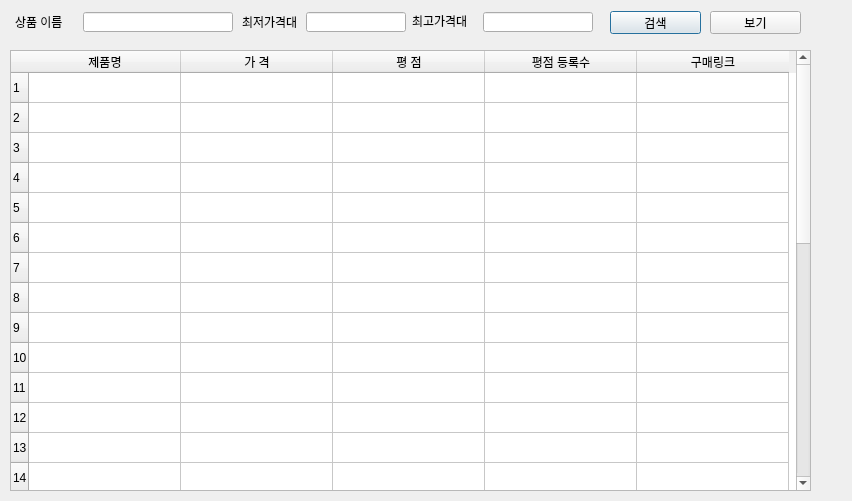
This is python/TeamProject/dialog2.ui in KWEONSEUNGYEON/210915_Kdigital_study as Qt 5 draws it before an edit. The edited form follows.
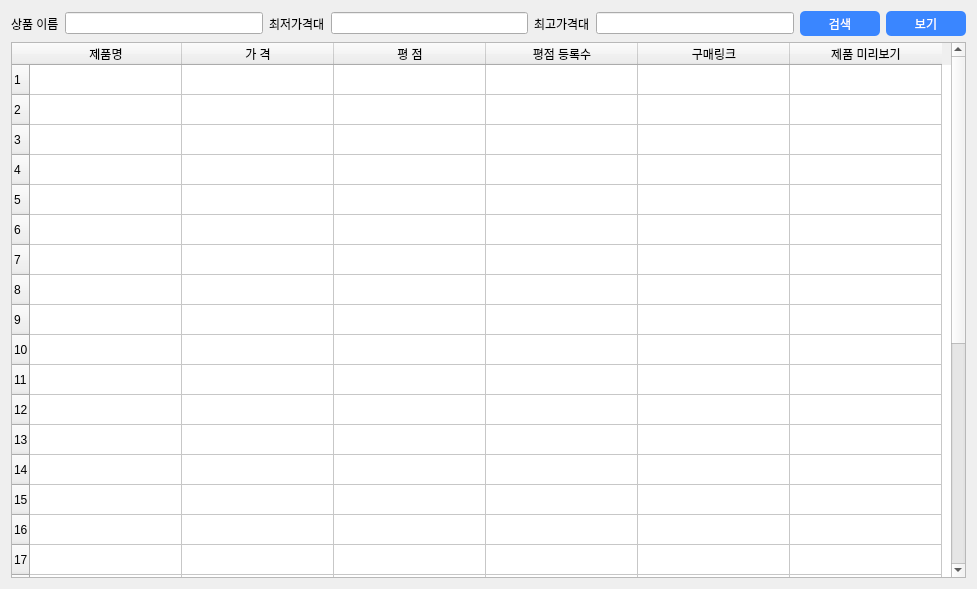
This is the edited form. Icons and pictures are not drawn.

```diff
--- a/python/TeamProject/dialog2.ui
+++ b/python/TeamProject/dialog2.ui
@@ -6,92 +6,99 @@
    <rect>
     <x>0</x>
     <y>0</y>
-    <width>852</width>
-    <height>501</height>
+    <width>977</width>
+    <height>589</height>
    </rect>
   </property>
+  <property name="minimumSize">
+   <size>
+    <width>840</width>
+    <height>585</height>
+   </size>
+  </property>
   <property name="windowTitle">
    <string>Dialog</string>
   </property>
+  <property name="styleSheet">
+   <string notr="true">QPushButton{
+	color: white;
+	background-color: rgb(58, 134, 255);
+	border-radius: 5px;
+}
+#Dialog{
+	background:url(&quot;D:/Python_practice/Uitest/배경2.jpg&quot;)
+}</string>
+  </property>
+  <layout class="QGridLayout" name="gridLayout">
+   <item row="0" column="0">
   <widget class="QLabel" name="label">
-   <property name="geometry">
-    <rect>
-     <x>15</x>
-     <y>12</y>
-     <width>71</width>
-     <height>20</height>
-    </rect>
-   </property>
    <property name="text">
     <string>상품 이름</string>
    </property>
   </widget>
+   </item>
+   <item row="0" column="1">
+    <widget class="QLineEdit" name="lineEdit"/>
+   </item>
+   <item row="0" column="2">
   <widget class="QLabel" name="label_2">
-   <property name="geometry">
-    <rect>
-     <x>242</x>
-     <y>12</y>
-     <width>60</width>
-     <height>20</height>
-    </rect>
-   </property>
    <property name="text">
     <string>최저가격대</string>
    </property>
   </widget>
+   </item>
+   <item row="0" column="3">
+    <widget class="QLineEdit" name="lineEdit_2"/>
+   </item>
+   <item row="0" column="4">
   <widget class="QLabel" name="label_3">
-   <property name="geometry">
-    <rect>
-     <x>412</x>
-     <y>11</y>
-     <width>60</width>
-     <height>20</height>
-    </rect>
-   </property>
    <property name="text">
     <string>최고가격대</string>
    </property>
   </widget>
+   </item>
+   <item row="0" column="5">
+    <widget class="QLineEdit" name="lineEdit_3"/>
+   </item>
+   <item row="0" column="6">
   <widget class="QPushButton" name="pushButton">
-   <property name="geometry">
-    <rect>
-     <x>610</x>
-     <y>11</y>
-     <width>91</width>
-     <height>23</height>
-    </rect>
+     <property name="sizePolicy">
+      <sizepolicy hsizetype="Minimum" vsizetype="Fixed">
+       <horstretch>0</horstretch>
+       <verstretch>0</verstretch>
+      </sizepolicy>
+     </property>
+     <property name="minimumSize">
+      <size>
+       <width>80</width>
+       <height>25</height>
+      </size>
    </property>
    <property name="text">
     <string>검색</string>
    </property>
   </widget>
+   </item>
+   <item row="0" column="7">
   <widget class="QPushButton" name="pushButton_2">
-   <property name="geometry">
-    <rect>
-     <x>710</x>
-     <y>11</y>
-     <width>91</width>
-     <height>23</height>
-    </rect>
+     <property name="minimumSize">
+      <size>
+       <width>80</width>
+       <height>25</height>
+      </size>
    </property>
    <property name="text">
     <string>보기</string>
    </property>
   </widget>
+   </item>
+   <item row="1" column="0" colspan="8">
   <widget class="QTableWidget" name="tableWidget">
-   <property name="geometry">
-    <rect>
-     <x>10</x>
-     <y>50</y>
-     <width>801</width>
-     <height>441</height>
-    </rect>
-   </property>
    <property name="rowCount">
     <number>30</number>
    </property>
    <property name="columnCount">
-    <number>5</number>
+      <number>6</number>
    </property>
    <attribute name="horizontalHeaderDefaultSectionSize">
     <number>152</number>
@@ -160,37 +167,14 @@
      <string>구매링크</string>
     </property>
    </column>
-  </widget>
-  <widget class="QLineEdit" name="lineEdit">
-   <property name="geometry">
-    <rect>
-     <x>83</x>
-     <y>12</y>
-     <width>150</width>
-     <height>20</height>
-    </rect>
-   </property>
-  </widget>
-  <widget class="QLineEdit" name="lineEdit_2">
-   <property name="geometry">
-    <rect>
-     <x>306</x>
-     <y>12</y>
-     <width>100</width>
-     <height>20</height>
-    </rect>
-   </property>
-  </widget>
-  <widget class="QLineEdit" name="lineEdit_3">
-   <property name="geometry">
-    <rect>
-     <x>483</x>
-     <y>12</y>
-     <width>110</width>
-     <height>20</height>
-    </rect>
-   </property>
-  </widget>
+     <column>
+      <property name="text">
+       <string>제품 미리보기</string>
+      </property>
+     </column>
+    </widget>
+   </item>
+  </layout>
  </widget>
  <resources/>
  <connections/>
```
Lines whose indentation alone changed are shown as unchanged.
